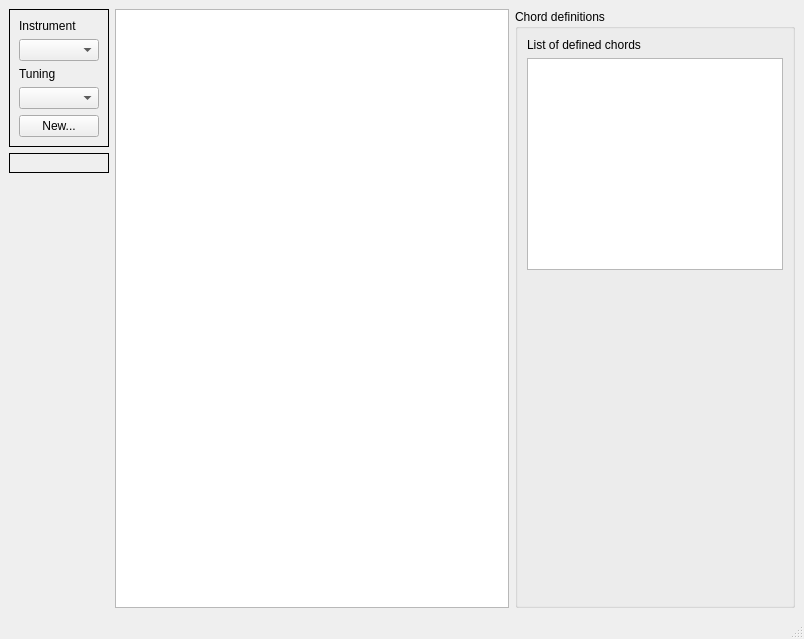
The window that GUI/mainwindow.ui (grotsztaksel/ChordPainter) describes before a commit, drawn with Qt 5.
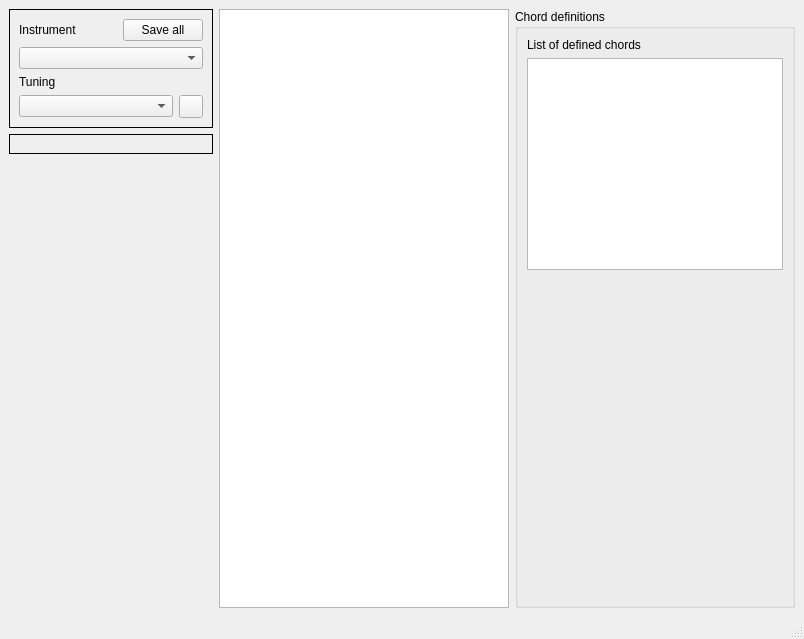
The same window after the commit. Custom widgets are drawn as their Qt base class.

```diff
--- a/GUI/mainwindow.ui
+++ b/GUI/mainwindow.ui
@@ -30,6 +30,8 @@
         </property>
         <layout class="QVBoxLayout" name="verticalLayout">
          <item>
+          <layout class="QHBoxLayout" name="horizontalLayout_5">
+          <item>
           <widget class="QLabel" name="label_2">
            <property name="text">
             <string>Instrument</string>
@@ -37,6 +39,29 @@
           </widget>
          </item>
          <item>
+          <spacer name="horizontalSpacer">
+           <property name="orientation">
+            <enum>Qt::Horizontal</enum>
+           </property>
+           <property name="sizeHint" stdset="0">
+            <size>
+             <width>40</width>
+             <height>20</height>
+            </size>
+           </property>
+          </spacer>
+         </item>
+         <item>
+          <widget class="QPushButton" name="saveAllButton">
+           <property name="text">
+            <string>Save all</string>
+           </property>
+          </widget>
+         </item>
+         
+          </layout>
+         </item>
+         <item>
           <widget class="QComboBox" name="instrumentComboBox"/>
          </item>
          <item>
@@ -47,14 +72,14 @@
           </widget>
          </item>
          <item>
-          <widget class="QComboBox" name="tuningComboBox"/>
-         </item>
-         <item>
-          <widget class="QPushButton" name="newInstrumentButton">
-           <property name="text">
-            <string>New...</string>
-           </property>
-          </widget>
+          <layout class="QHBoxLayout" name="horizontalLayout">
+           <item>
+            <widget class="QComboBox" name="tuningComboBox"/>
+           </item>
+           <item>
+            <widget class="QToolButton" name="saveTuningButton"/>
+           </item>
+          </layout>
          </item>
         </layout>
        </widget>
```
